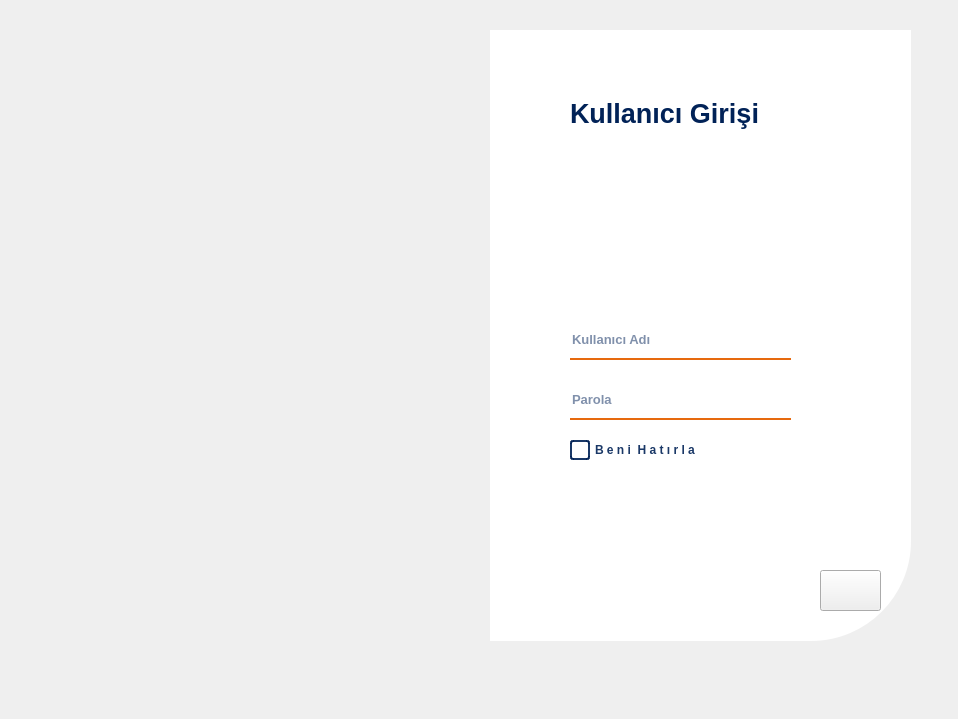
Above: ui/templates/login.ui from farukbayhan1/NewLogistics before the change. Below: the same form after it.
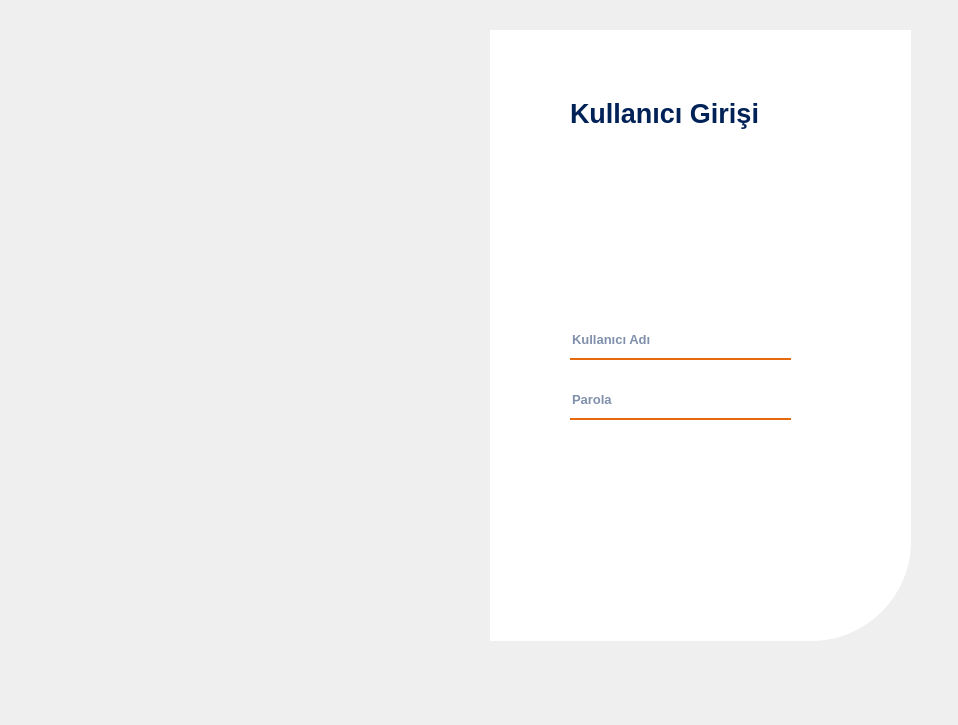
That is the form after the change. Icons and pictures are not drawn.

Patch:
```diff
--- a/ui/templates/login.ui
+++ b/ui/templates/login.ui
@@ -7,7 +7,7 @@
     <x>0</x>
     <y>0</y>
     <width>958</width>
-    <height>719</height>
+    <height>725</height>
    </rect>
   </property>
   <property name="windowTitle">
@@ -206,86 +206,6 @@
     <string>G i r i ş</string>
    </property>
   </widget>
-  <widget class="QPushButton" name="pushButtonSettings">
-   <property name="geometry">
-    <rect>
-     <x>820</x>
-     <y>570</y>
-     <width>61</width>
-     <height>41</height>
-    </rect>
-   </property>
-   <property name="styleSheet">
-    <string notr="true">QPushButton#pushButtonSettings{
-	border-image: url(:/buttons/settings-hover.svg);
-	background-repeat: no-repeat;
-}
-QPushButton#pushButtonSettings:hover{
-	border-image: url(:/buttons/settings-colored.svg);
-	background-repeat: no-repeat;
-}
-QPushButton#pushButtonSettings:pressed{
-	border-image: url(:/buttons/settings-hover.svg);
-	background-repeat: no-repeat;
-}
-
-</string>
-   </property>
-   <property name="text">
-    <string/>
-   </property>
-  </widget>
-  <widget class="QCheckBox" name="checkBox">
-   <property name="geometry">
-    <rect>
-     <x>570</x>
-     <y>440</y>
-     <width>151</width>
-     <height>20</height>
-    </rect>
-   </property>
-   <property name="styleSheet">
-    <string notr="true">QCheckBox {
-    spacing: 5px;
-    color: rgba(1, 34, 87, 230); /* Logo Mavisi */
-    font-weight: bold;
-}
-
-QCheckBox::indicator {
-    width: 16px;
-    height: 16px;
-    border-radius: 3px;
-    border: 2px solid rgba(1, 34, 87, 230); /* Logo Mavisi */
-    background-color: white;
-}
-
-QCheckBox::indicator:hover {
-    border: 2px solid rgba(230, 105, 14, 255); /* Logo Turuncusu */
-    background-color: rgba(255, 230, 210, 100);
-}
-
-QCheckBox::indicator:checked {
-    background-color: qlineargradient(
-        spread:pad, x1:0, y1:0.5, x2:1, y2:0.5,
-        stop:0 rgba(1, 34, 87, 230),       /* Logo Mavisi */
-        stop:1 rgba(230, 105, 14, 230)     /* Logo Turuncusu */
-    );
-    image: url(:/icons/checkmark.png); /* Varsa özel bir tik ikonu */
-}
-
-QCheckBox::indicator:checked:hover {
-    background-color: qlineargradient(
-        spread:pad, x1:0, y1:0.5, x2:1, y2:0.5,
-        stop:0 rgba(1, 30, 70, 255),        /* Daha koyu mavi tonu */
-        stop:1 rgba(255, 130, 30, 255)      /* Parlak turuncu tonu */
-    );
-}
-</string>
-   </property>
-   <property name="text">
-    <string>B e n i  H a t ı r l a</string>
-   </property>
-  </widget>
  </widget>
  <resources>
   <include location="../icons/background/login-resources.qrc"/>
```
Left out of the diff: 12 changed lines with no effect on the pictures.
